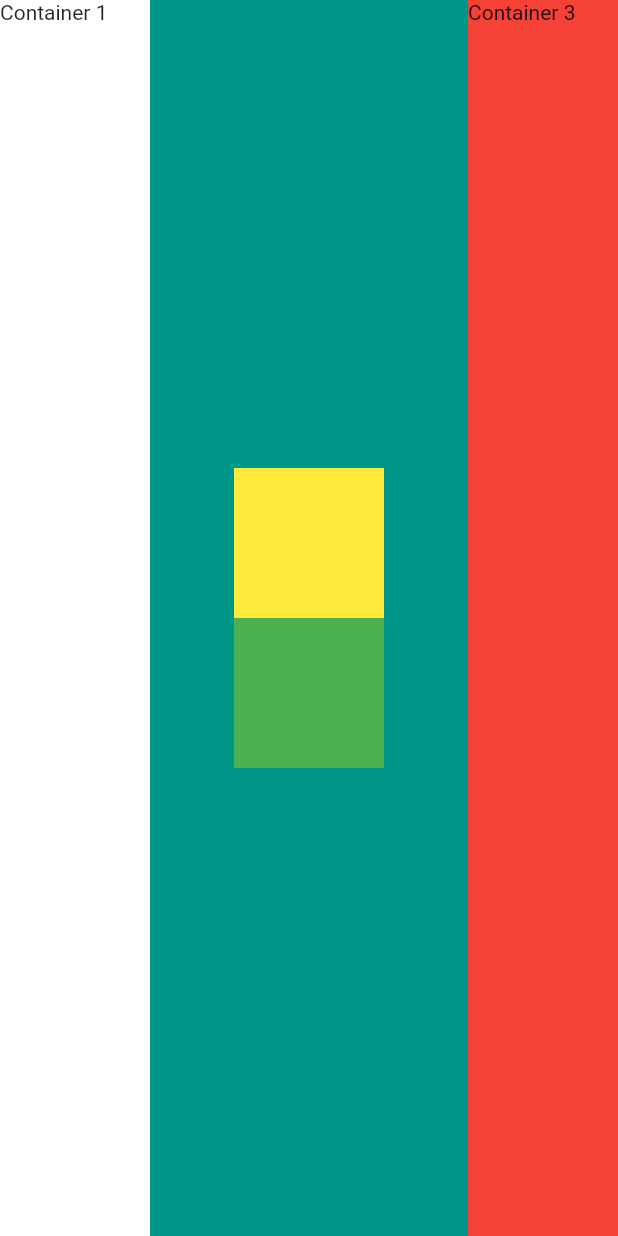
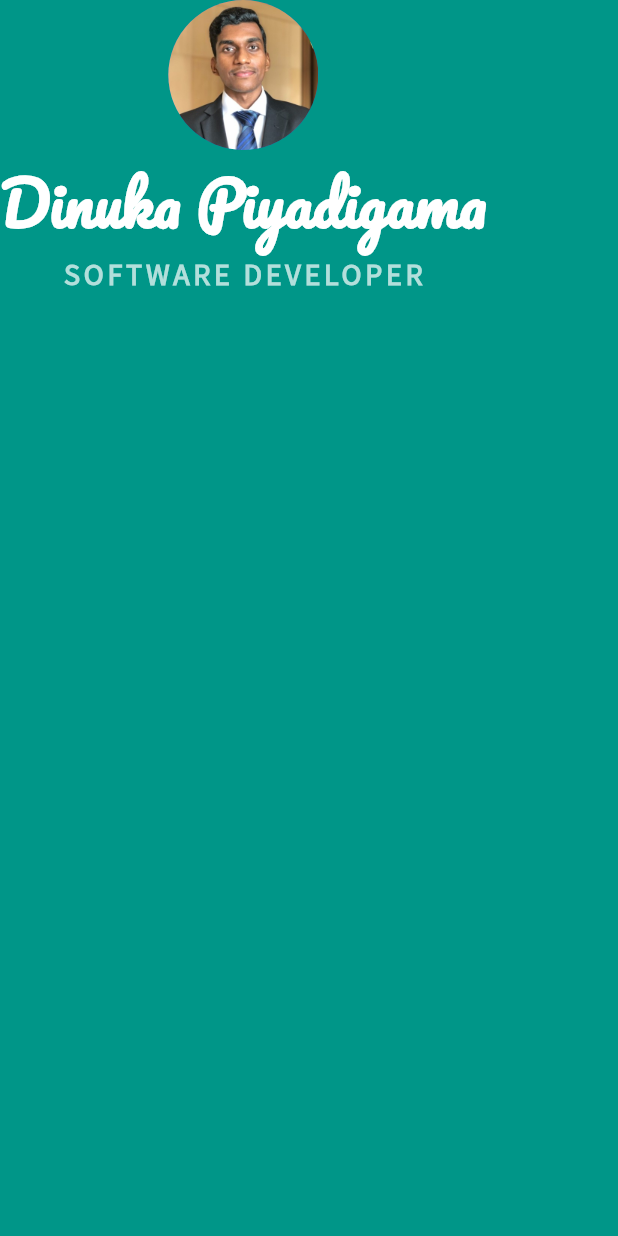
Before and after one commit to dinuka-rp/Flutter-appbrewery, a Flutter app: the screen it shows after launch, on a phone screen of 412 x 824 dp. Run offline on Flutter 3.47's test engine with Material 2 defaults, Android fonts, the phone set to English and light mode, and no system bars.

Commit message:
incorporate custom fonts in app

```diff
--- a/mi_card_flutter/lib/main.dart
+++ b/mi_card_flutter/lib/main.dart
@@ -11,46 +11,33 @@ class MyApp extends StatelessWidget {
         home: Scaffold(
       backgroundColor: Colors.teal,
       body: SafeArea(
-          child: Row(
-            crossAxisAlignment: CrossAxisAlignment.stretch,
-            mainAxisAlignment: MainAxisAlignment.spaceBetween,
+        child: Column(
+          // crossAxisAlignment: CrossAxisAlignment.stretch,
+          // mainAxisAlignment: MainAxisAlignment.spaceBetween,
           // mainAxisSize: MainAxisSize.min,
           children: [
-              Container(
-                // height: 100.0,
-                width: 100.0,
-                // margin: EdgeInsets.only(left: 30.0),
-                // padding: EdgeInsets.all(20.0),
+            CircleAvatar(
+              radius: 50.0,
+              backgroundImage: AssetImage('images/dinuka.jpeg'),
+            ),
+            Text('Dinuka Piyadigama',
+                style: TextStyle(
+                    fontFamily: 'Pacifico',
+                    fontSize: 40.0,
                     color: Colors.white,
-                child: Text('Container 1'),
-              ),
-              Column(
-                mainAxisAlignment: MainAxisAlignment.center,
-
-              children: [
-                  Container(
-                    width: 100.0,
-                    height: 100.0,
-                    color: Colors.yellow,
-                    // child: Text('Container 2'),
-                  ),Container(
-                    width: 100.0,
-                    height: 100.0,
-                    color: Colors.green,
-                    // child: Text('Container 2'),
-                  ),
-                ],
-              ),
-              Container(
-                width: 100.0,
-                // height: 100.0,
-                color: Colors.red,
-                child: Text('Container 3'),
+                    fontWeight: FontWeight.bold)),
+            Text(
+              'SOFTWARE DEVELOPER',
+              style: TextStyle(
+                  fontFamily: 'Source Sans Pro',
+                  fontSize: 20.0,
+                  color: Colors.teal[100],
+                  fontWeight: FontWeight.bold,
+                  letterSpacing: 2.5),
             ),
           ],
         ),
       ),
-      ),
-    );
+    ));
   }
 }
```
Also changed, not shown: mi_card_flutter/pubspec.yaml (+9 -43 lines), mi_card_flutter/fonts/Pacifico-Regular.ttf (added), mi_card_flutter/fonts/SourceSansPro-Regular.ttf (added), mi_card_flutter/images/dinuka.jpeg (added). Lines whose indentation alone changed are shown as unchanged.
